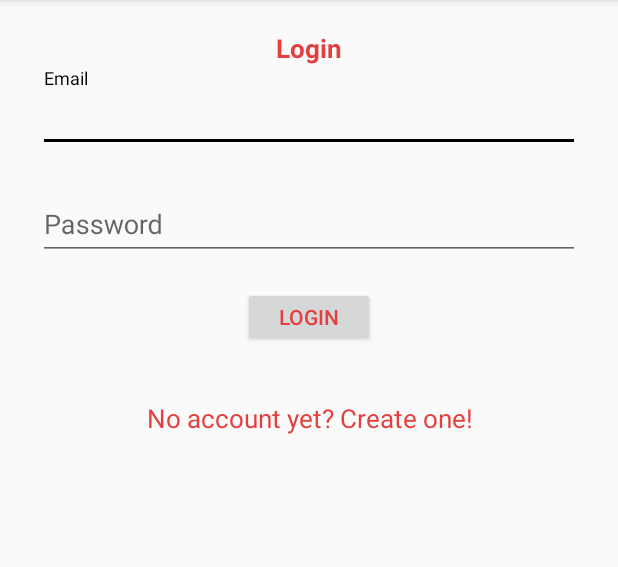
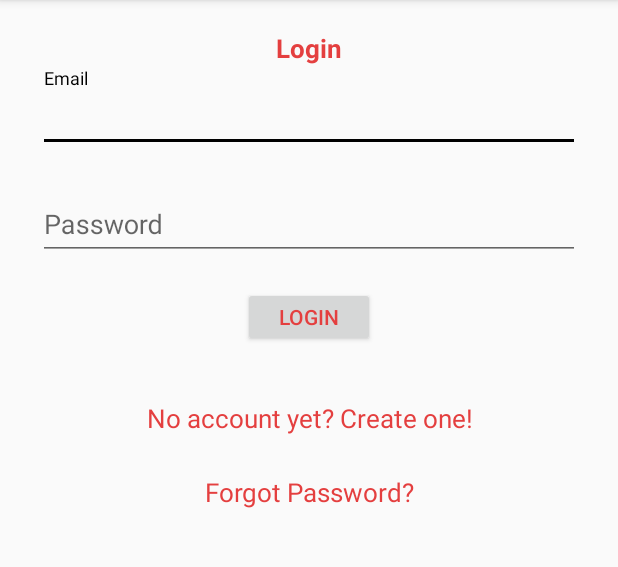
Before and after one commit to avinashgazula/TourCanada, an Android app: the screen it shows after launch (LoginActivity), on a phone screen of 412 x 824 dp, the part 84-651 px from its top. Run offline under Robolectric (Android 15) with nearby library versions, the phone set to English and light mode, and no system bars; our stand-ins replace Firebase (no records; nobody signed in at launch, a user with empty details on screens opened directly).

Commit message:
added reset password

```diff
--- a/Tourism/app/src/main/AndroidManifest.xml
+++ b/Tourism/app/src/main/AndroidManifest.xml
@@ -1,5 +1,6 @@
 <?xml version="1.0" encoding="utf-8"?>
 <manifest xmlns:android="http://schemas.android.com/apk/res/android"
+    xmlns:tools="http://schemas.android.com/tools"
     package="com.dal.tourism">
 
     <uses-permission android:name="android.permission.INTERNET" />
@@ -9,7 +10,7 @@
         android:allowBackup="true"
         android:icon="@mipmap/ic_launcher"
         android:label="@string/app_name"
-        android:roundIcon="@mipmap/ic_launcher"
+        android:roundIcon="@mipmap/ic_launcher_round"
         android:supportsRtl="true"
         android:theme="@style/AppTheme">
         <activity
@@ -24,7 +25,7 @@
         <activity android:name=".LoginActivity">
             <intent-filter>
                 <action android:name="android.intent.action.MAIN" />
-
+                <action android:name="android.intent.action.VIEW" />
                 <category android:name="android.intent.category.LAUNCHER" />
             </intent-filter>
         </activity>
--- a/Tourism/app/src/main/java/com/dal/tourism/AuthenticationActivity.java
+++ b/Tourism/app/src/main/java/com/dal/tourism/AuthenticationActivity.java
@@ -36,8 +36,6 @@ public class AuthenticationActivity extends AppCompatActivity {
     Button btn_submitCode;
     EditText input_code;
 
-
-
     @Override
     protected void onCreate(Bundle savedInstanceState) {
         super.onCreate(savedInstanceState);
@@ -53,7 +51,7 @@ public class AuthenticationActivity extends AppCompatActivity {
         String email = user.getEmail();
 
         DatabaseReference database = FirebaseDatabase.getInstance().getReference();
-        DatabaseReference ref = database.child("tourism-cloud5409");
+        DatabaseReference ref = database.child(getString(R.string.database_name));
 
         Query phoneQuery = ref.orderByChild("email").equalTo(email);
         phoneQuery.addListenerForSingleValueEvent(new ValueEventListener() {
@@ -95,6 +93,7 @@ public class AuthenticationActivity extends AppCompatActivity {
                         if (task.isSuccessful()){
 
                             startActivity(new Intent(AuthenticationActivity.this, MainActivity.class));
+                            finish();
 
                         }else{
                             System.out.println("Verification Failed"+ task.getException().toString());
--- a/Tourism/app/src/main/java/com/dal/tourism/MainActivity.java
+++ b/Tourism/app/src/main/java/com/dal/tourism/MainActivity.java
@@ -16,6 +16,7 @@ import com.google.firebase.auth.FirebaseAuth;
 public class MainActivity extends AppCompatActivity {
 
     private FirebaseAuth mAuth;
+
 
     @Override
     protected void onCreate(Bundle savedInstanceState) {
--- a/Tourism/app/src/main/java/com/dal/tourism/SignUpActivity.java
+++ b/Tourism/app/src/main/java/com/dal/tourism/SignUpActivity.java
@@ -58,6 +58,7 @@ public class SignUpActivity extends AppCompatActivity {
             @Override
             public void onClick(View view) {
                 startActivity(new Intent(SignUpActivity.this, LoginActivity.class));
+                finish();
             }
         });
 
--- a/Tourism/app/src/main/res/layout/activity_authentication.xml
+++ b/Tourism/app/src/main/res/layout/activity_authentication.xml
@@ -23,7 +23,7 @@
                 android:id="@+id/txt_verificationCode"
                 android:layout_width="match_parent"
                 android:layout_height="wrap_content"
-                android:text="Enter Verification code"
+                android:text="@string/enter_verification_code"
                 android:textAlignment="center"
                 android:textColor="@color/colorPrimary"
                 android:textSize="17sp"
@@ -43,7 +43,7 @@
                     android:layout_width="match_parent"
                     android:layout_height="wrap_content"
                     android:inputType="textEmailAddress"
-                    android:hint="Code" />
+                    android:hint="@string/code" />
             </com.google.android.material.textfield.TextInputLayout>
 
 
@@ -55,7 +55,7 @@
                 android:layout_centerInParent="true"
                 android:layout_margin="10dp"
                 android:padding="8dp"
-                android:text="Submit"
+                android:text="@string/submit"
                 android:textColor="@color/colorPrimary" />
 
 
--- a/Tourism/app/src/main/res/layout/activity_login.xml
+++ b/Tourism/app/src/main/res/layout/activity_login.xml
@@ -23,7 +23,7 @@
                 android:id="@+id/welcome_txt"
                 android:layout_width="match_parent"
                 android:layout_height="wrap_content"
-                android:text="Login"
+                android:text="@string/login"
                 android:textAlignment="center"
                 android:textColor="@color/colorPrimary"
                 android:textSize="17sp"
@@ -43,7 +43,7 @@
                     android:layout_width="match_parent"
                     android:layout_height="wrap_content"
                     android:inputType="textEmailAddress"
-                    android:hint="Email" />
+                    android:hint="@string/email" />
             </com.google.android.material.textfield.TextInputLayout>
 
 
@@ -62,7 +62,7 @@
                     android:layout_width="match_parent"
                     android:layout_height="wrap_content"
                     android:inputType="textPassword"
-                    android:hint="Password"/>
+                    android:hint="@string/password"/>
             </com.google.android.material.textfield.TextInputLayout>
 
 
@@ -76,7 +76,7 @@
                 android:layout_centerInParent="true"
                 android:layout_margin="10dp"
                 android:padding="8dp"
-                android:text="LOGIN"
+                android:text="@string/login"
                 android:textColor="@color/colorPrimary" />
 
 
@@ -87,7 +87,19 @@
                 android:layout_below="@+id/btn_login"
                 android:layout_centerHorizontal="true"
                 android:layout_marginTop="25dp"
-                android:text="No account yet? Create one!"
+                android:text="@string/create_account"
+                android:textAlignment="center"
+                android:textColor="@color/colorPrimary"
+                android:textSize="17sp" />
+
+            <TextView
+                android:id="@+id/txt_forgotPassword"
+                android:layout_width="wrap_content"
+                android:layout_height="wrap_content"
+                android:layout_below="@+id/txt_createAccount"
+                android:layout_centerHorizontal="true"
+                android:layout_marginTop="25dp"
+                android:text="@string/forgot_password"
                 android:textAlignment="center"
                 android:textColor="@color/colorPrimary"
                 android:textSize="17sp" />
--- a/Tourism/app/src/main/res/menu/menu.xml
+++ b/Tourism/app/src/main/res/menu/menu.xml
@@ -3,7 +3,7 @@
     xmlns:app="http://schemas.android.com/apk/res-auto">
 
     <item android:id="@+id/menu_item_sign_out"
-        android:title="signout"
+        android:title="@string/signout"
         app:showAsAction="ifRoom" />
 
 </menu>
--- a/Tourism/app/src/main/res/values/strings.xml
+++ b/Tourism/app/src/main/res/values/strings.xml
@@ -9,4 +9,19 @@
     <string name="invalid_username">Not a valid username</string>
     <string name="invalid_password">Password must be >5 characters</string>
     <string name="login_failed">"Login failed"</string>
+    <string name="database_name">tourism-cloud5409</string>
+    <string name="enter_verification_code">Enter Verification code</string>
+    <string name="code">Code</string>
+    <string name="submit">Submit</string>
+    <string name="login">Login</string>
+    <string name="email">Email</string>
+    <string name="password">Password</string>
+    <string name="create_account">No account yet? Create one!</string>
+    <string name="name">Name</string>
+    <string name="mobile_number">Mobile Number</string>
+    <string name="re_enter_password">Re-enter Password</string>
+    <string name="create_account_str">Create Account</string>
+    <string name="already_a_member_login">Already a member? Login</string>
+    <string name="signout">signout</string>
+    <string name="forgot_password">Forgot Password?</string>
 </resources>
```
Also changed, not shown: Tourism/app/src/main/java/com/dal/tourism/LoginActivity.java (+30 -8 lines), Tourism/app/src/main/res/layout/activity_signup.xml (+7 -8 lines).
